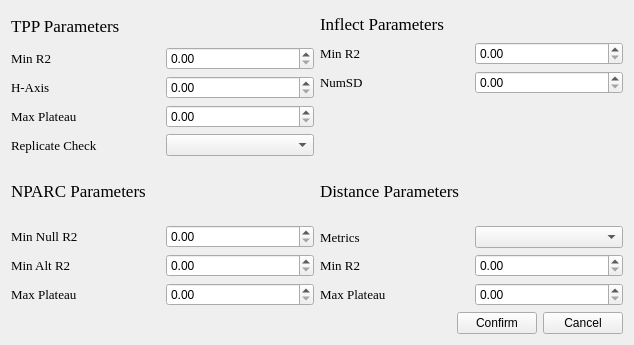
Above: ParamTSA.ui from hcji/ProSAP before the change. Below: the same form after it.
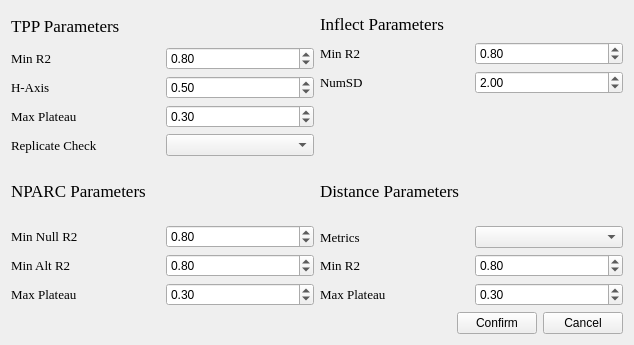
That is the form after the change.

Diff of the .ui file:
```diff
--- a/ParamTSA.ui
+++ b/ParamTSA.ui
@@ -49,7 +49,17 @@
             </widget>
            </item>
            <item>
-            <widget class="QDoubleSpinBox" name="BoxR2"/>
+            <widget class="QDoubleSpinBox" name="BoxR2">
+             <property name="maximum">
+              <double>1.000000000000000</double>
+             </property>
+             <property name="singleStep">
+              <double>0.010000000000000</double>
+             </property>
+             <property name="value">
+              <double>0.800000000000000</double>
+             </property>
+            </widget>
            </item>
           </layout>
          </item>
@@ -69,7 +79,17 @@
             </widget>
            </item>
            <item>
-            <widget class="QDoubleSpinBox" name="BoxHAxis"/>
+            <widget class="QDoubleSpinBox" name="BoxHAxis">
+             <property name="maximum">
+              <double>1.000000000000000</double>
+             </property>
+             <property name="singleStep">
+              <double>0.010000000000000</double>
+             </property>
+             <property name="value">
+              <double>0.500000000000000</double>
+             </property>
+            </widget>
            </item>
           </layout>
          </item>
@@ -89,7 +109,17 @@
             </widget>
            </item>
            <item>
-            <widget class="QDoubleSpinBox" name="BoxPla"/>
+            <widget class="QDoubleSpinBox" name="BoxPla">
+             <property name="maximum">
+              <double>1.000000000000000</double>
+             </property>
+             <property name="singleStep">
+              <double>0.010000000000000</double>
+             </property>
+             <property name="value">
+              <double>0.300000000000000</double>
+             </property>
+            </widget>
            </item>
           </layout>
          </item>
@@ -146,7 +176,17 @@
             </widget>
            </item>
            <item>
-            <widget class="QDoubleSpinBox" name="BoxR2_Infl"/>
+            <widget class="QDoubleSpinBox" name="BoxR2_Infl">
+             <property name="maximum">
+              <double>1.000000000000000</double>
+             </property>
+             <property name="singleStep">
+              <double>0.010000000000000</double>
+             </property>
+             <property name="value">
+              <double>0.800000000000000</double>
+             </property>
+            </widget>
            </item>
           </layout>
          </item>
@@ -166,7 +206,14 @@
             </widget>
            </item>
            <item>
-            <widget class="QDoubleSpinBox" name="BoxNumSD"/>
+            <widget class="QDoubleSpinBox" name="BoxNumSD">
+             <property name="minimum">
+              <double>1.000000000000000</double>
+             </property>
+             <property name="value">
+              <double>2.000000000000000</double>
+             </property>
+            </widget>
            </item>
           </layout>
          </item>
@@ -221,7 +268,17 @@
             </widget>
            </item>
            <item>
-            <widget class="QDoubleSpinBox" name="BoxR2_Null"/>
+            <widget class="QDoubleSpinBox" name="BoxR2_Null">
+             <property name="maximum">
+              <double>1.000000000000000</double>
+             </property>
+             <property name="singleStep">
+              <double>0.010000000000000</double>
+             </property>
+             <property name="value">
+              <double>0.800000000000000</double>
+             </property>
+            </widget>
            </item>
           </layout>
          </item>
@@ -241,7 +298,17 @@
             </widget>
            </item>
            <item>
-            <widget class="QDoubleSpinBox" name="BoxR2_Alt"/>
+            <widget class="QDoubleSpinBox" name="BoxR2_Alt">
+             <property name="maximum">
+              <double>1.000000000000000</double>
+             </property>
+             <property name="singleStep">
+              <double>0.010000000000000</double>
+             </property>
+             <property name="value">
+              <double>0.800000000000000</double>
+             </property>
+            </widget>
            </item>
           </layout>
          </item>
@@ -261,7 +328,17 @@
             </widget>
            </item>
            <item>
-            <widget class="QDoubleSpinBox" name="BoxPlaN"/>
+            <widget class="QDoubleSpinBox" name="BoxPlaN">
+             <property name="maximum">
+              <double>1.000000000000000</double>
+             </property>
+             <property name="singleStep">
+              <double>0.010000000000000</double>
+             </property>
+             <property name="value">
+              <double>0.300000000000000</double>
+             </property>
+            </widget>
            </item>
           </layout>
          </item>
@@ -318,7 +395,17 @@
             </widget>
            </item>
            <item>
-            <widget class="QDoubleSpinBox" name="BoxR2_Dist"/>
+            <widget class="QDoubleSpinBox" name="BoxR2_Dist">
+             <property name="maximum">
+              <double>1.000000000000000</double>
+             </property>
+             <property name="singleStep">
+              <double>0.010000000000000</double>
+             </property>
+             <property name="value">
+              <double>0.800000000000000</double>
+             </property>
+            </widget>
            </item>
           </layout>
          </item>
@@ -338,7 +425,17 @@
             </widget>
            </item>
            <item>
-            <widget class="QDoubleSpinBox" name="BoxPla_Dist"/>
+            <widget class="QDoubleSpinBox" name="BoxPla_Dist">
+             <property name="maximum">
+              <double>1.000000000000000</double>
+             </property>
+             <property name="singleStep">
+              <double>0.010000000000000</double>
+             </property>
+             <property name="value">
+              <double>0.300000000000000</double>
+             </property>
+            </widget>
            </item>
           </layout>
          </item>
```
Left out of the diff: 9 changed lines with no effect on the pictures.
